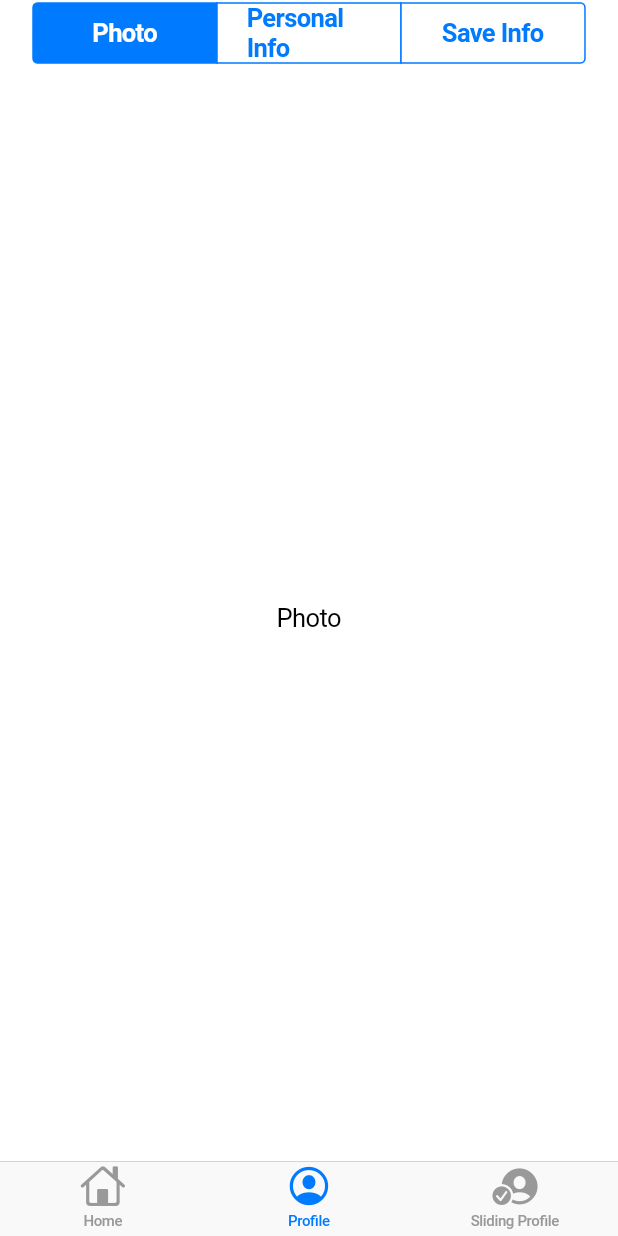
After one commit to Daksh-Parekh/cupertino_design_app, a Flutter app: the screen it shows after launch, item 2 of the bottom bar chosen, after a tap on "Photo", on a phone screen of 412 x 824 dp. The commit adds this screen. Run offline on Flutter 3.47's test engine with Material 3 defaults, Android fonts, the phone set to English and light mode, and no system bars.

Commit message:
Cupertino TabBar & Slider & SegmentedControl & SlidingSegmentedControl

```diff
--- a/lib/main.dart
+++ b/lib/main.dart
@@ -2,6 +2,7 @@ import 'dart:developer';
 import 'dart:io';
 
 import 'package:cupertino_app_design/views/bootom_navigation/view/bootm_navigation.dart';
+import 'package:cupertino_app_design/views/bootom_navigation/view/tabbar_ios.dart';
 import 'package:cupertino_app_design/views/home_page/provider/home_provider.dart';
 import 'package:cupertino_app_design/views/home_page/screen/home_ios_page.dart';
 import 'package:cupertino_app_design/views/home_page/screen/home_page.dart';
@@ -10,7 +11,7 @@ import 'package:flutter/cupertino.dart';
 import 'package:flutter/material.dart';
 import 'package:provider/provider.dart';
 
-import 'views/bootom_navigation/view/provider/bootom_provider.dart';
+import 'views/bootom_navigation/provider/bootom_provider.dart';
 
 void main() {
   if (Platform.isAndroid) {
@@ -49,7 +50,7 @@ class MyApp extends StatelessWidget {
               : CupertinoApp(
                   debugShowCheckedModeBanner: false,
                   routes: {
-                    '/': (context) => HomeIosPage(),
+                    '/': (context) => TabBarIos(),
                   },
                 );
         },
--- a/lib/views/bootom_navigation/view/bootm_navigation.dart
+++ b/lib/views/bootom_navigation/view/bootm_navigation.dart
@@ -1,4 +1,4 @@
-import 'package:cupertino_app_design/views/bootom_navigation/view/provider/bootom_provider.dart';
+import 'package:cupertino_app_design/views/bootom_navigation/provider/bootom_provider.dart';
 import 'package:cupertino_app_design/views/home_page/screen/home_page.dart';
 import 'package:cupertino_app_design/views/reels/view/reels.dart';
 import 'package:flutter/material.dart';
--- /dev/null
+++ b/lib/views/bootom_navigation/view/tabbar_ios.dart
@@ -0,0 +1,43 @@
+import 'package:cupertino_app_design/views/home_page/screen/home_ios_page.dart';
+import 'package:cupertino_app_design/views/profile/profile_ios.dart';
+import 'package:cupertino_app_design/views/profile/slidingProfile.dart';
+import 'package:flutter/cupertino.dart';
+
+class TabBarIos extends StatefulWidget {
+  const TabBarIos({super.key});
+
+  @override
+  State<TabBarIos> createState() => _TabBarIosState();
+}
+
+class _TabBarIosState extends State<TabBarIos> {
+  List screens = [HomeIosPage(), ProfilePageIos(), SlidingprofileIos()];
+  @override
+  Widget build(BuildContext context) {
+    return CupertinoTabScaffold(
+      tabBar: CupertinoTabBar(
+        items: [
+          BottomNavigationBarItem(
+            icon: Icon(CupertinoIcons.home),
+            label: "Home",
+          ),
+          BottomNavigationBarItem(
+            icon: Icon(CupertinoIcons.profile_circled),
+            label: "Profile",
+          ),
+          BottomNavigationBarItem(
+            icon: Icon(CupertinoIcons.person_crop_circle_fill_badge_checkmark),
+            label: "Sliding Profile",
+          ),
+        ],
+      ),
+      tabBuilder: (context, index) {
+        return CupertinoTabView(
+          builder: (context) {
+            return screens[index];
+          },
+        );
+      },
+    );
+  }
+}
--- a/lib/views/home_page/provider/home_provider.dart
+++ b/lib/views/home_page/provider/home_provider.dart
@@ -1,9 +1,12 @@
 import 'package:flutter/material.dart';
 
 class HomeProvider with ChangeNotifier {
-  bool isAndroid = true;
+  bool isAndroid = false;
   DateTime date = DateTime.now();
   TimeOfDay time = TimeOfDay.now();
+  double sliderIndex = 0;
+  String? selectedSegment;
+  String? selectedSlidingSegment;
 
   void plathformChange() {
     isAndroid = !isAndroid;
@@ -19,4 +22,19 @@ class HomeProvider with ChangeNotifier {
     time = t1;
     notifyListeners();
   }
+
+  void changeSliderIndex(double inx) {
+    sliderIndex = inx;
+    notifyListeners();
+  }
+
+  void segmentIndex(String value) {
+    selectedSegment = value;
+    notifyListeners();
+  }
+
+  void SlidingControllerInx(String value) {
+    selectedSlidingSegment = value;
+    notifyListeners();
+  }
 }
--- a/lib/views/home_page/screen/home_ios_page.dart
+++ b/lib/views/home_page/screen/home_ios_page.dart
@@ -137,6 +137,20 @@ class _HomeIosPageState extends State<HomeIosPage> {
                 );
               },
             ),
+            SizedBox(
+              height: 20,
+            ),
+            //CupertinoSlider
+            Text("${hWatch.sliderIndex.toStringAsFixed(2)}"),
+            CupertinoSlider(
+              min: 0,
+              max: 10000,
+              // divisions: 10,
+              value: hWatch.sliderIndex,
+              onChanged: (value) {
+                hRead.changeSliderIndex(value);
+              },
+            ),
           ],
         ),
       ),
--- /dev/null
+++ b/lib/views/profile/profile_ios.dart
@@ -0,0 +1,50 @@
+import 'package:cupertino_app_design/views/home_page/provider/home_provider.dart';
+import 'package:cupertino_app_design/views/home_page/screen/home_ios_page.dart';
+import 'package:flutter/cupertino.dart';
+import 'package:provider/provider.dart';
+
+class ProfilePageIos extends StatefulWidget {
+  const ProfilePageIos({super.key});
+
+  @override
+  State<ProfilePageIos> createState() => _ProfilePageIosState();
+}
+
+class _ProfilePageIosState extends State<ProfilePageIos> {
+  late HomeProvider hRead, hWatch;
+  @override
+  Widget build(BuildContext context) {
+    hRead = context.read<HomeProvider>();
+    hWatch = context.watch<HomeProvider>();
+    return CupertinoPageScaffold(
+      navigationBar: CupertinoNavigationBar(
+        padding: EdgeInsetsDirectional.symmetric(horizontal: 12),
+        middle: CupertinoSegmentedControl(
+          children: {
+            'Photo': Padding(
+              padding: EdgeInsets.symmetric(
+                horizontal: 20,
+              ),
+              child: Text("Photo"),
+            ),
+            'Personal Info': Padding(
+              padding: EdgeInsets.symmetric(horizontal: 20),
+              child: Text("Personal Info"),
+            ),
+            'save': Padding(
+              padding: EdgeInsets.symmetric(horizontal: 20),
+              child: Text("Save Info"),
+            ),
+          },
+          onValueChanged: (value) {
+            hRead.segmentIndex(value);
+          },
+          groupValue: hWatch.selectedSegment,
+        ),
+      ),
+      child: Center(
+        child: Text("${hWatch.selectedSegment}"),
+      ),
+    );
+  }
+}
```
Also changed, not shown: lib/views/profile/slidingProfile.dart (added, +41 -0 lines), lib/views/bootom_navigation/provider/bootom_provider.dart (renamed from lib/views/bootom_navigation/view/provider/bootom_provider.dart).
